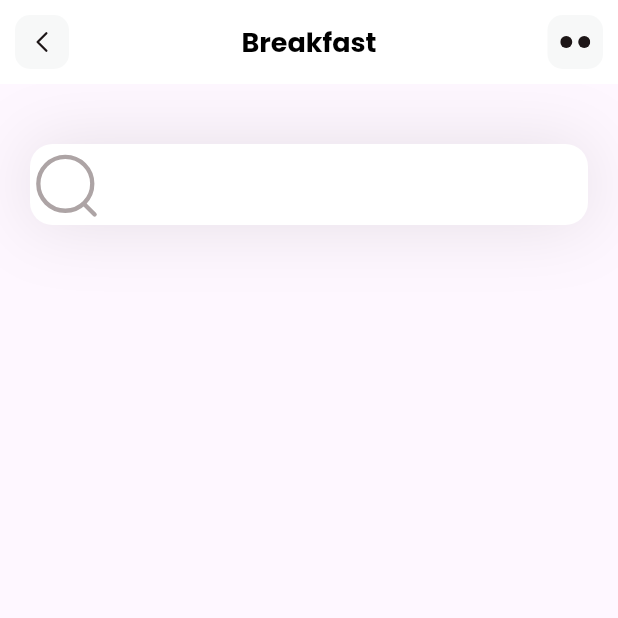
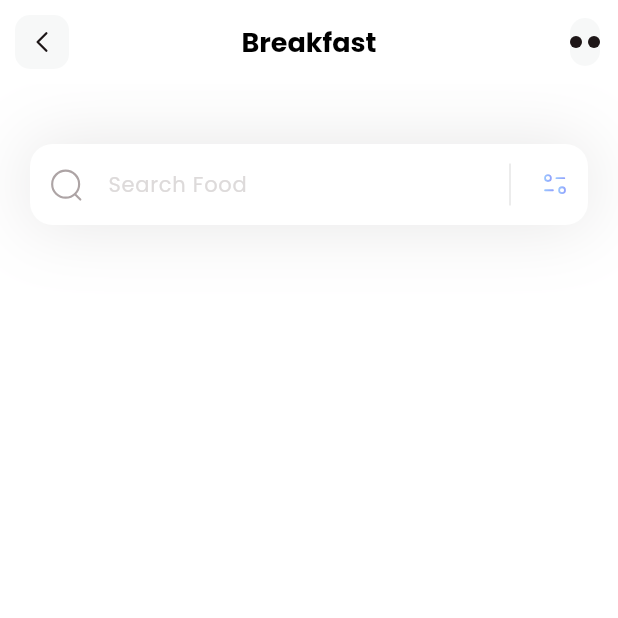
Before and after one commit to WasiKhann/Food-Flutter-App, a Flutter app: the screen it shows after launch, on a phone screen of 412 x 824 dp, the top half of it. Run offline on Flutter 3.47's test engine with Material 3 defaults, Android fonts, the phone set to English and light mode, and no system bars; our stand-ins replace flutter_svg.

Commit message:
finished search bar ui

```diff
--- a/lib/pages/home.dart
+++ b/lib/pages/home.dart
@@ -8,9 +8,15 @@ class HomePage extends StatelessWidget {
   Widget build(BuildContext context) {
     return Scaffold(
       appBar: appBar(),
+      backgroundColor: Colors.white,
       body: Column(
-        children: [
-          Container(
+        children: [_searchField()],
+      ),
+    );
+  }
+
+  Container _searchField() {
+    return Container(
         margin: EdgeInsets.only(top: 40, left: 20, right: 20),
         decoration: BoxDecoration(
           boxShadow: [
@@ -23,19 +29,43 @@ class HomePage extends StatelessWidget {
         ),
         child: TextField(
             decoration: InputDecoration(
+          hintText: 'Search Food',
+          hintStyle: TextStyle(
+            color: Color(0xffDDDADA),
+            fontSize: 14,
+          ),
           filled: true,
           fillColor: Colors.white,
           contentPadding: EdgeInsets.all(15),
-                prefixIcon: SvgPicture.asset('assets/icons/Search.svg'),
-
+          prefixIcon: Padding(
+            padding: const EdgeInsets.all(12),
+            child: SvgPicture.asset('assets/icons/Search.svg'),
+          ),
+          suffixIcon: Container(
+            width: 100,
+            child: IntrinsicHeight(
+              child: Row(
+                mainAxisAlignment: MainAxisAlignment.end,
+                children: [
+                  VerticalDivider(
+                    color: Colors.black,
+                    indent: 10,
+                    endIndent: 10,
+                    thickness: 0.1,
+                  ),
+                  Padding(
+                    padding: const EdgeInsets.all(12),
+                    child: SvgPicture.asset('assets/icons/Filter.svg'),
+                  ),
+                ],
+              ),
+            ),
+          ),
           border: OutlineInputBorder(
             borderRadius: BorderRadius.circular(15),
             borderSide: BorderSide.none,
           ),
-              )))
-        ],
-      ),
-    );
+        )));
   }
 
   AppBar appBar() {
@@ -68,9 +98,9 @@ class HomePage extends StatelessWidget {
         GestureDetector(
           onTap: () {},
           child: Container(
-            margin: EdgeInsets.all(10),
+            margin: EdgeInsets.all(12),
             alignment: Alignment.center,
-            width: 37,
+            width: 20,
             decoration: BoxDecoration(
               color: Color(0xffF7F8F8),
               borderRadius: BorderRadius.circular(10),
```
Lines whose indentation alone changed are shown as unchanged.
